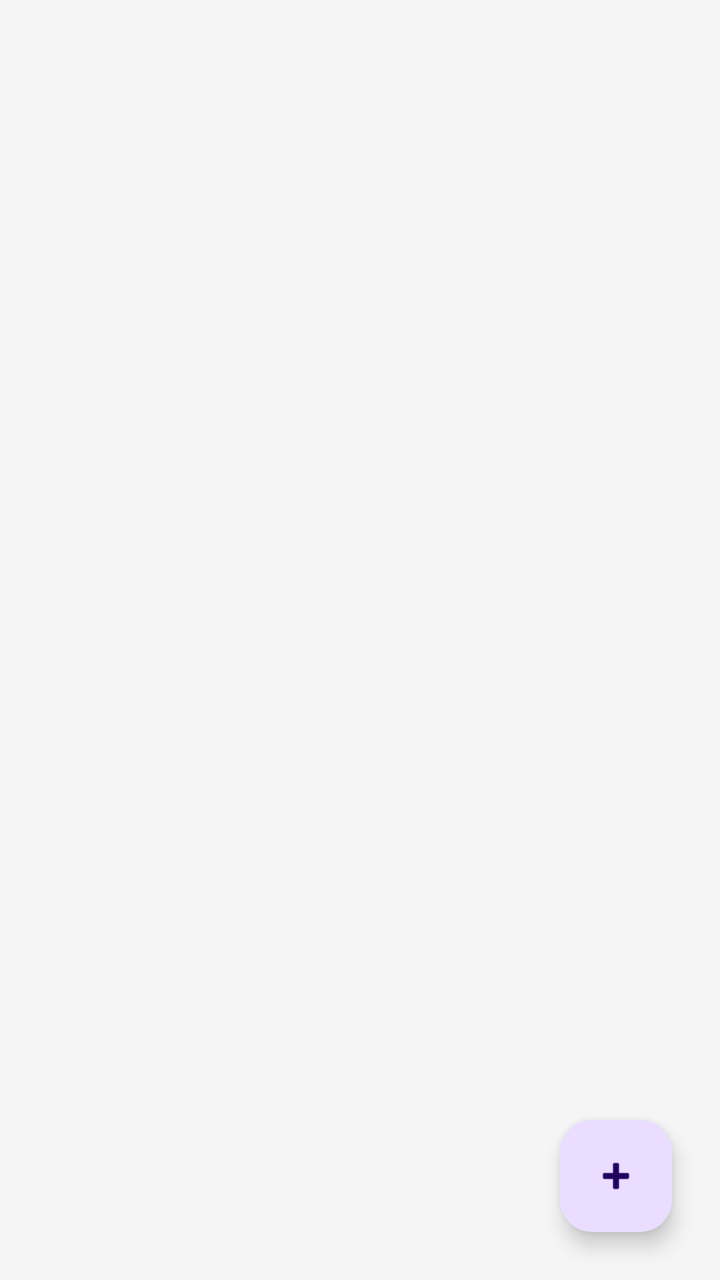
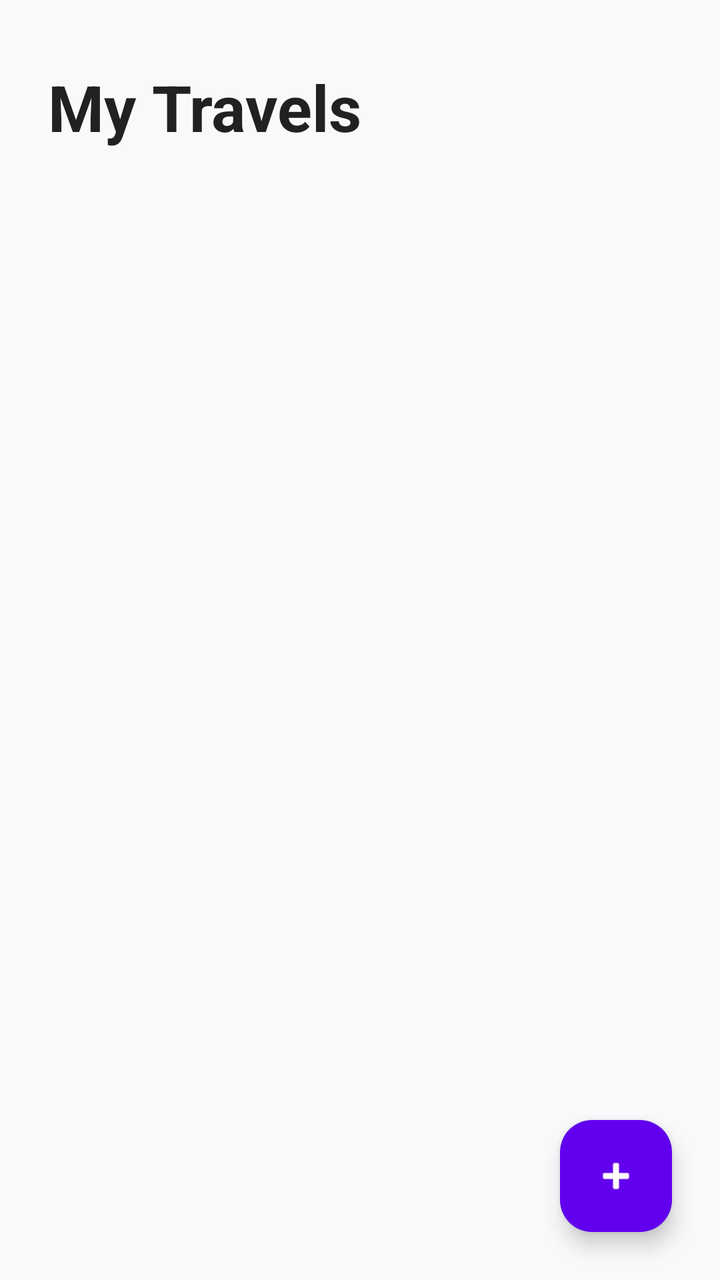

Two renders of the same Android screen: before a commit and after it. Below are the layout's source before the change and the commit's diff.
<!-- AndroidManifest.xml: application theme Theme.MobileApps20252301681053 -->
<!-- res/layout/fragment_list.xml -->
<?xml version="1.0" encoding="utf-8"?>
<androidx.constraintlayout.widget.ConstraintLayout
    xmlns:android="http://schemas.android.com/apk/res/android"
    xmlns:app="http://schemas.android.com/apk/res-auto"
    android:layout_width="match_parent"
    android:layout_height="match_parent"
    android:background="#F5F5F5">

    <androidx.recyclerview.widget.RecyclerView
        android:id="@+id/recyclerView"
        android:layout_width="0dp"
        android:layout_height="0dp"
        app:layout_constraintBottom_toBottomOf="parent"
        app:layout_constraintEnd_toEndOf="parent"
        app:layout_constraintStart_toStartOf="parent"
        app:layout_constraintTop_toTopOf="parent" />

    <com.google.android.material.floatingactionbutton.FloatingActionButton
        android:id="@+id/fabAdd"
        android:layout_width="wrap_content"
        android:layout_height="wrap_content"
        android:layout_marginEnd="24dp"
        android:layout_marginBottom="24dp"
        android:src="@android:drawable/ic_input_add"
        app:layout_constraintBottom_toBottomOf="parent"
        app:layout_constraintEnd_toEndOf="parent"
        android:contentDescription="Добави ново пътуване" />

</androidx.constraintlayout.widget.ConstraintLayout>
<!-- resources referenced by this layout -->
<resources>
  <style name="Theme.MobileApps20252301681053" parent="Base.Theme.MobileApps20252301681053" />
  <style name="Base.Theme.MobileApps20252301681053" parent="Theme.Material3.DayNight.NoActionBar">
          
          
      </style>
</resources>

<!-- the commit's change to res/layout/fragment_list.xml (unified diff, before → after) -->
@@ -4,16 +4,32 @@
     xmlns:app="http://schemas.android.com/apk/res-auto"
     android:layout_width="match_parent"
     android:layout_height="match_parent"
-    android:background="#F5F5F5">
+    android:background="@color/background">
+
+    <TextView
+        android:id="@+id/textTitleHeader"
+        android:layout_width="wrap_content"
+        android:layout_height="wrap_content"
+        android:layout_marginStart="24dp"
+        android:layout_marginTop="32dp"
+        android:text="My Travels"
+        android:textSize="32sp"
+        android:textStyle="bold"
+        android:textColor="@color/text_primary"
+        app:layout_constraintStart_toStartOf="parent"
+        app:layout_constraintTop_toTopOf="parent" />
 
     <androidx.recyclerview.widget.RecyclerView
         android:id="@+id/recyclerView"
         android:layout_width="0dp"
         android:layout_height="0dp"
+        android:layout_marginTop="16dp"
+        android:clipToPadding="false"
+        android:paddingBottom="100dp"
         app:layout_constraintBottom_toBottomOf="parent"
         app:layout_constraintEnd_toEndOf="parent"
         app:layout_constraintStart_toStartOf="parent"
-        app:layout_constraintTop_toTopOf="parent" />
+        app:layout_constraintTop_toBottomOf="@id/textTitleHeader" />
 
     <com.google.android.material.floatingactionbutton.FloatingActionButton
         android:id="@+id/fabAdd"
@@ -22,8 +38,10 @@
         android:layout_marginEnd="24dp"
         android:layout_marginBottom="24dp"
         android:src="@android:drawable/ic_input_add"
+        app:tint="@color/white"
+        app:backgroundTint="@color/primary"
         app:layout_constraintBottom_toBottomOf="parent"
         app:layout_constraintEnd_toEndOf="parent"
-        android:contentDescription="Добави ново пътуване" />
+        android:contentDescription="Add new journey" />
 
 </androidx.constraintlayout.widget.ConstraintLayout>
<!-- resource entries referenced after the edit -->
@@ -1,5 +1,9 @@
 <!-- resources referenced by this layout -->
 <resources>
+  <color name="background">#F8F9FA</color>
+  <color name="primary">#6200EE</color>
+  <color name="text_primary">#212121</color>
+  <color name="white">#FFFFFFFF</color>
   <style name="Theme.MobileApps20252301681053" parent="Base.Theme.MobileApps20252301681053" />
   <style name="Base.Theme.MobileApps20252301681053" parent="Theme.Material3.DayNight.NoActionBar">
           
